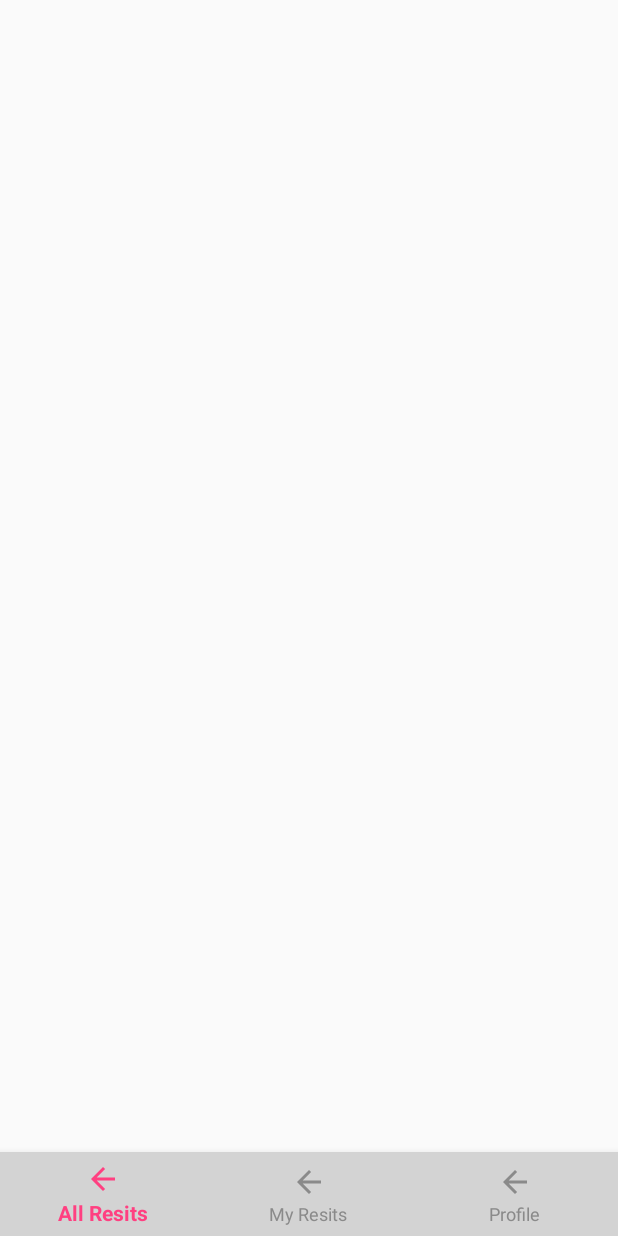
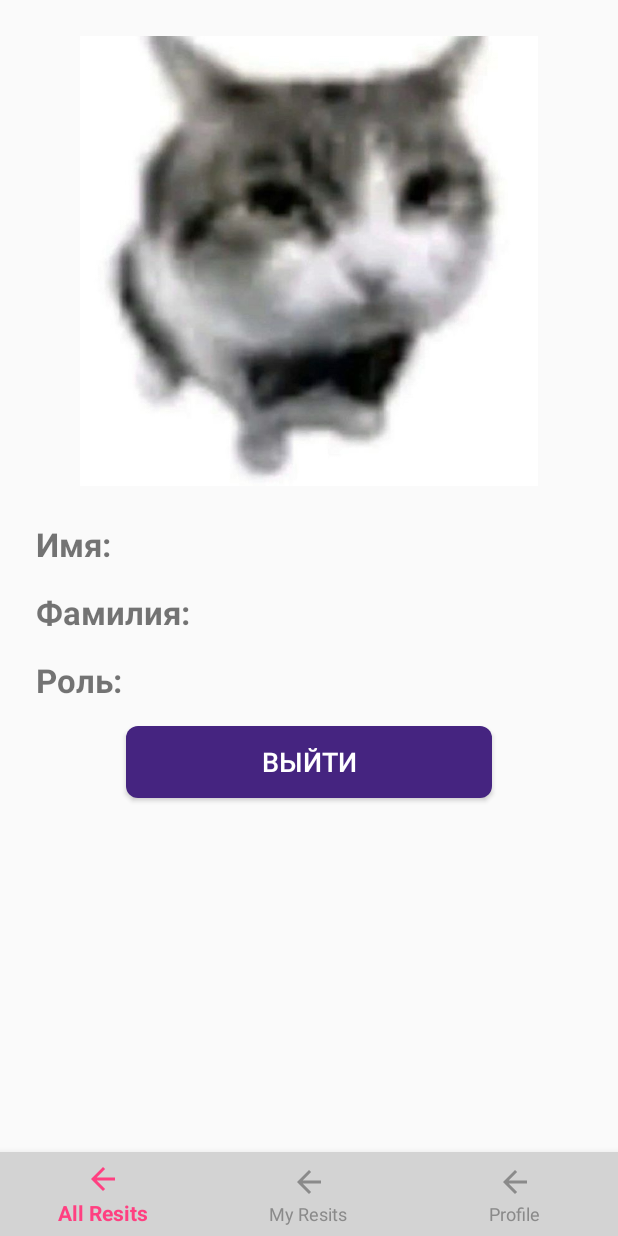
Before and after one commit to orehusLina/2-Year-Coursework-Unhappy-Students-Schedule-App, an Android app: the fragment ProfileFragment placed in its activity, on a phone screen of 412 x 824 dp. Run offline under Robolectric (Android 15) with nearby library versions, the phone set to English and light mode, and no system bars.

Commit message:
Added very basic and based profile page

```diff
--- a/app/src/main/java/com/example/firstapp/fragments/ProfileFragment.java
+++ b/app/src/main/java/com/example/firstapp/fragments/ProfileFragment.java
@@ -4,10 +4,27 @@ import android.os.Bundle;
 import android.view.LayoutInflater;
 import android.view.View;
 import android.view.ViewGroup;
+import android.widget.Button;
+import android.widget.TextView;
+
+import androidx.annotation.NonNull;
+import androidx.annotation.Nullable;
 import androidx.fragment.app.Fragment;
+import androidx.lifecycle.Observer;
+import androidx.lifecycle.ViewModelProvider;
+
 import com.example.firstapp.R;
+import com.example.firstapp.UserViewModel;
+import com.example.firstapp.model.User;
 
 public class ProfileFragment extends Fragment {
+
+    private UserViewModel userViewModel;
+
+    private TextView textViewName;
+    private TextView textViewLastName;
+    private TextView textViewRole;
+    private Button buttonLogout;
 
     public ProfileFragment() {
         // Required empty public constructor
@@ -17,6 +34,40 @@ public class ProfileFragment extends Fragment {
     public View onCreateView(LayoutInflater inflater, ViewGroup container,
                              Bundle savedInstanceState) {
         // Inflate the layout for this fragment
-        return inflater.inflate(R.layout.fragment_profile, container, false);
+        View view = inflater.inflate(R.layout.fragment_profile, container, false);
+
+        textViewName = view.findViewById(R.id.textViewName);
+        textViewLastName = view.findViewById(R.id.textViewLastName);
+        textViewRole = view.findViewById(R.id.textViewRole);
+        buttonLogout = view.findViewById(R.id.buttonLogout);
+
+        return view;
+    }
+
+    @Override
+    public void onViewCreated(@NonNull View view, @Nullable Bundle savedInstanceState) {
+        super.onViewCreated(view, savedInstanceState);
+
+        userViewModel = new ViewModelProvider(requireActivity()).get(UserViewModel.class);
+
+        userViewModel.getLoggedInUser().observe(getViewLifecycleOwner(), new Observer<User>() {
+            @Override
+            public void onChanged(User user) {
+                if (user != null) {
+                    // Update UI with user data
+                    textViewName.setText("Имя: " + user.getFirstName());
+                    textViewLastName.setText("Фамилия: " + user.getLastName());
+                    textViewRole.setText("Роль: " + user.getRole());
+                }
+            }
+        });
+
+        buttonLogout.setOnClickListener(new View.OnClickListener() {
+            @Override
+            public void onClick(View v) {
+                // Handle logout button click
+                // Example: navigate to login screen or perform logout action
+            }
+        });
     }
 }
--- /dev/null
+++ b/app/src/main/res/drawable/button_background.xml
@@ -0,0 +1,6 @@
+<?xml version="1.0" encoding="utf-8"?>
+<shape xmlns:android="http://schemas.android.com/apk/res/android"
+    android:shape="rectangle">
+    <solid android:color="#452480" />
+    <corners android:radius="8dp" />
+</shape>
--- a/app/src/main/res/layout/fragment_profile.xml
+++ b/app/src/main/res/layout/fragment_profile.xml
@@ -1,11 +1,60 @@
 <?xml version="1.0" encoding="utf-8"?>
-<androidx.constraintlayout.widget.ConstraintLayout xmlns:android="http://schemas.android.com/apk/res/android"
-    xmlns:app="http://schemas.android.com/apk/res-auto"
-    xmlns:tools="http://schemas.android.com/tools"
+<LinearLayout xmlns:android="http://schemas.android.com/apk/res/android"
     android:layout_width="match_parent"
     android:layout_height="match_parent"
-    tools:context=".fragments.AllResitsFragment">
+    android:orientation="vertical"
+    android:padding="24dp">
 
-    <!-- Add your UI components here -->
+    <!-- Пространство для фотографии пользователя -->
+    <ImageView
+        android:id="@+id/imageViewProfile"
+        android:layout_width="wrap_content"
+        android:layout_height="300dp"
+        android:layout_gravity="center_horizontal"
+        android:layout_marginBottom="24dp"
+        android:contentDescription="Profile Image"
+        android:scaleType="fitCenter"
+        android:src="@drawable/default_profile_image" />
 
-</androidx.constraintlayout.widget.ConstraintLayout>
+    <!-- Имя пользователя -->
+    <TextView
+        android:id="@+id/textViewName"
+        android:layout_width="wrap_content"
+        android:layout_height="wrap_content"
+        android:text="Имя:"
+        android:textSize="22sp"
+        android:textStyle="bold"
+        android:paddingBottom="16dp"/>
+
+    <!-- Фамилия пользователя -->
+    <TextView
+        android:id="@+id/textViewLastName"
+        android:layout_width="wrap_content"
+        android:layout_height="wrap_content"
+        android:text="Фамилия:"
+        android:textSize="22sp"
+        android:textStyle="bold"
+        android:paddingBottom="16dp"/>
+
+    <!-- Роль пользователя -->
+    <TextView
+        android:id="@+id/textViewRole"
+        android:layout_width="wrap_content"
+        android:layout_height="wrap_content"
+        android:text="Роль:"
+        android:textSize="22sp"
+        android:textStyle="bold"
+        android:paddingBottom="16dp"/>
+
+    <!-- Кнопка "Выйти" -->
+    <Button
+        android:id="@+id/buttonLogout"
+        android:layout_width="match_parent"
+        android:layout_height="wrap_content"
+        android:text="Выйти"
+        android:textSize="18sp"
+        android:background="@drawable/button_background"
+        android:textColor="#ffffff"
+        android:layout_marginHorizontal="60dp"/>
+
+</LinearLayout>
```
Also changed, not shown: app/src/main/res/drawable/default_profile_image.jpg (added).
